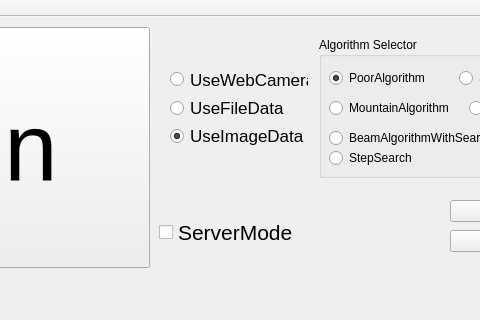
This is Hazama/hazama.ui in tnct-spc/procon2017-comp as Qt 5 draws it before an edit; both pictures show x 231 to 711 and y 0 to 320 of the 1230 by 598 pixel window. The edited form follows.
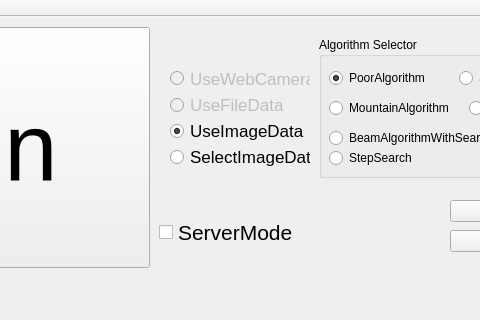
This is the edited form.

What changed in the file:
```diff
--- a/Hazama/hazama.ui
+++ b/Hazama/hazama.ui
@@ -257,15 +257,15 @@
      <rect>
       <x>390</x>
       <y>40</y>
-      <width>160</width>
-      <height>101</height>
+      <width>162</width>
+      <height>121</height>
      </rect>
     </property>
     <layout class="QVBoxLayout" name="verticalLayout">
      <item>
       <widget class="QRadioButton" name="useWebCamera">
        <property name="enabled">
-        <bool>true</bool>
+        <bool>false</bool>
        </property>
        <property name="font">
         <font>
@@ -275,6 +275,9 @@
        <property name="text">
         <string>UseWebCamera</string>
        </property>
+       <property name="checkable">
+        <bool>true</bool>
+       </property>
        <property name="checked">
         <bool>false</bool>
        </property>
@@ -282,6 +285,9 @@
      </item>
      <item>
       <widget class="QRadioButton" name="useFileData">
+       <property name="enabled">
+        <bool>false</bool>
+       </property>
        <property name="font">
         <font>
          <pointsize>13</pointsize>
@@ -294,9 +300,6 @@
      </item>
      <item>
       <widget class="QRadioButton" name="useImageData">
-       <property name="enabled">
-        <bool>true</bool>
-       </property>
        <property name="font">
         <font>
          <pointsize>13</pointsize>
@@ -310,6 +313,21 @@
        </property>
       </widget>
      </item>
+     <item>
+      <widget class="QRadioButton" name="selectImageData">
+       <property name="font">
+        <font>
+         <pointsize>13</pointsize>
+        </font>
+       </property>
+       <property name="text">
+        <string>SelectImageData</string>
+       </property>
+       <property name="checked">
+        <bool>false</bool>
+       </property>
+      </widget>
+     </item>
     </layout>
    </widget>
    <widget class="QWidget" name="verticalLayoutWidget_2">
```
Left out of the diff: 2 changed lines with no effect on the pictures.
